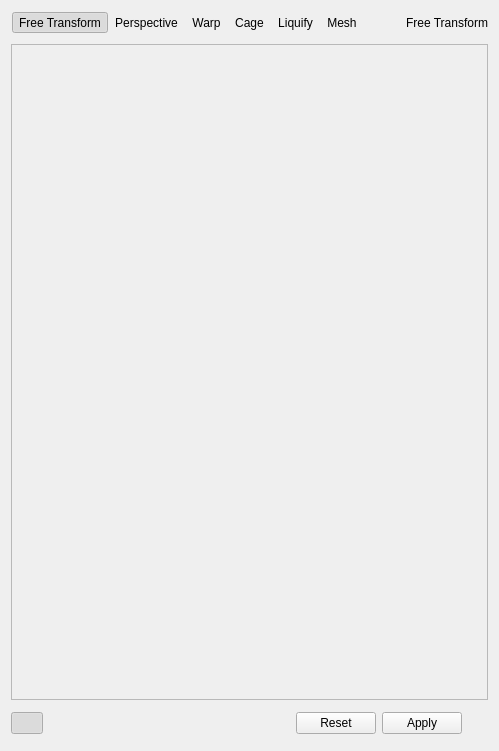
First picture: the form in plugins/tools/tool_transform2/wdg_tool_transform.ui, repository KDE/krita, before the edit.
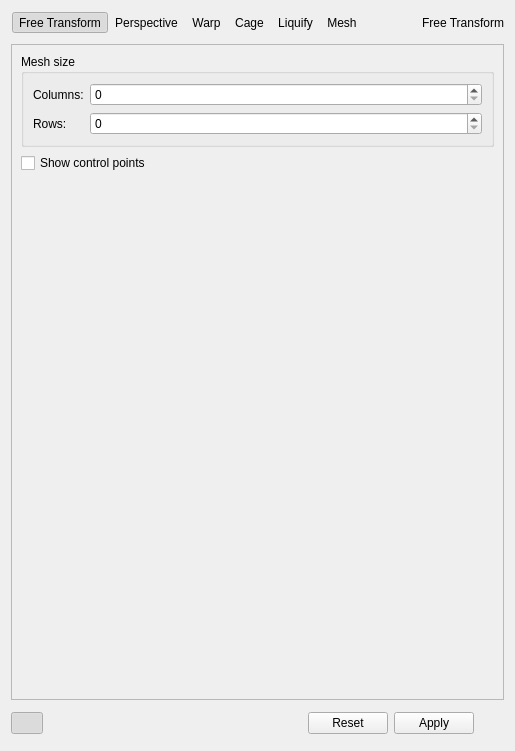
Second picture: the form after the edit. The open tabs and pages were chosen to show the change. Custom widgets are drawn as their Qt base class.

Commit message:
Implement tool options for the mesh transformation mode
1) Add a checkbox for hiding bezier control points. Several independent
   painters said they don't need them.

2) Add two spinboxes for reshaping the mesh

# Conflicts:
#	plugins/tools/tool_transform2/tool_transform_args.cc
#	plugins/tools/tool_transform2/tool_transform_args.h

Patch:
```diff
--- a/plugins/tools/tool_transform2/wdg_tool_transform.ui
+++ b/plugins/tools/tool_transform2/wdg_tool_transform.ui
@@ -10,7 +10,7 @@
    <rect>
     <x>0</x>
     <y>0</y>
-    <width>499</width>
+    <width>515</width>
     <height>751</height>
    </rect>
   </property>
@@ -2152,7 +2152,59 @@
        </item>
       </layout>
      </widget>
-     <widget class="QWidget" name="meshTransformPage"/>
+     <widget class="QWidget" name="meshTransformPage">
+      <layout class="QVBoxLayout" name="verticalLayout_14">
+       <item>
+        <widget class="QGroupBox" name="groupBox_2">
+         <property name="title">
+          <string>Mesh size</string>
+         </property>
+         <layout class="QFormLayout" name="formLayout_2">
+          <item row="0" column="0">
+           <widget class="QLabel" name="lblNumColumns">
+            <property name="text">
+             <string>Columns:</string>
+            </property>
+           </widget>
+          </item>
+          <item row="0" column="1">
+           <widget class="QSpinBox" name="intNumColumns"/>
+          </item>
+          <item row="1" column="0">
+           <widget class="QLabel" name="lblNumRows">
+            <property name="text">
+             <string>Rows:</string>
+            </property>
+           </widget>
+          </item>
+          <item row="1" column="1">
+           <widget class="QSpinBox" name="intNumRows"/>
+          </item>
+         </layout>
+        </widget>
+       </item>
+       <item>
+        <widget class="QCheckBox" name="chkShowControlPoints">
+         <property name="text">
+          <string>Show control points</string>
+         </property>
+        </widget>
+       </item>
+       <item>
+        <spacer name="verticalSpacer_4">
+         <property name="orientation">
+          <enum>Qt::Vertical</enum>
+         </property>
+         <property name="sizeHint" stdset="0">
+          <size>
+           <width>20</width>
+           <height>40</height>
+          </size>
+         </property>
+        </spacer>
+       </item>
+      </layout>
+     </widget>
     </widget>
    </item>
    <item>
```
Left out of the diff: 2 changed lines with no effect on the pictures. The commit also changes 6 other files.
